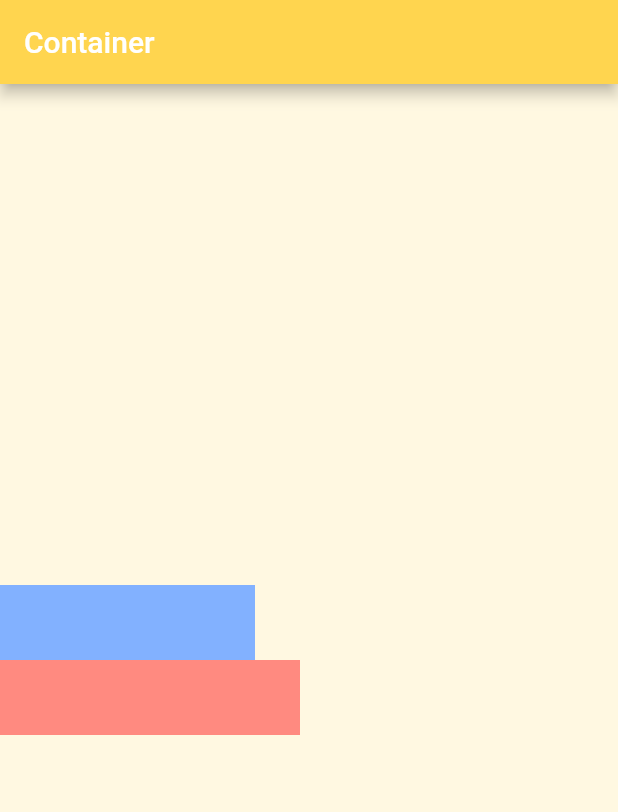
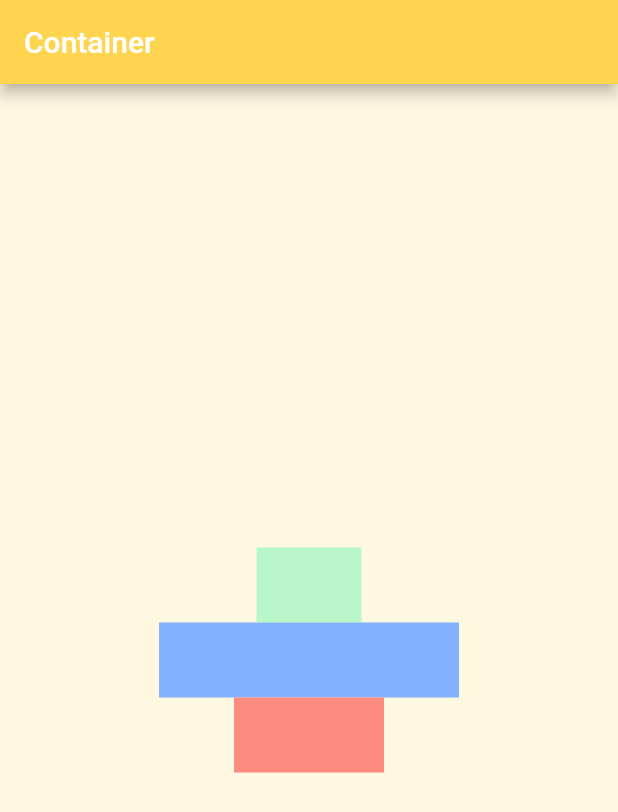
Before and after one commit to najmulmyself/learning_flutter, a Flutter app: the screen it shows after launch, on a phone screen of 412 x 824 dp. Shown: the top 812 px of the screen. Run offline on Flutter 3.47's test engine with Material 2 defaults, Android fonts, the phone set to English and light mode, and no system bars.

Commit message:
need to fix axis alignment

```diff
--- a/lib/main.dart
+++ b/lib/main.dart
@@ -28,25 +28,48 @@ class MyApp extends StatelessWidget {
             //   ),
             // ),
 
-            Container(
+            Center(
+          child: Container(
             width: double.infinity,
             height: double.infinity,
             color: Colors.amber.shade50,
 
             // scrollDirection: Axis.horizontal, // horizontal scroll view
+
             child: Column(
               mainAxisAlignment: MainAxisAlignment.center,
-            crossAxisAlignment: CrossAxisAlignment.start,
+              // crossAxisAlignment: CrossAxisAlignment.end,
+              children: [
+                Row(
+                  mainAxisAlignment: MainAxisAlignment.center,
                   children: [
                     Container(
-                width: 170,
+                      width: 70,
+                      height: 50,
+                      color: Colors.greenAccent.shade100,
+                    ),
+                  ],
+                ),
+                Row(
+                  mainAxisAlignment: MainAxisAlignment.center,
+                  // crossAxisAlignment: CrossAxisAlignment.start,
+                  children: [
+                    Container(
+                      width: 200,
                       height: 50,
                       color: Colors.blueAccent.shade100,
                     ),
+                  ],
+                ),
+                Row(
+                  mainAxisAlignment: MainAxisAlignment.center,
+                  children: [
                     Container(
-                width: 200,
+                      width: 100,
                       height: 50,
                       color: Colors.redAccent.shade100,
+                    ),
+                  ],
                 )
               ],
 
@@ -123,6 +146,7 @@ class MyApp extends StatelessWidget {
             ),
           ),
         ),
+      ),
     );
   }
 }
```
Lines whose indentation alone changed are shown as unchanged.
